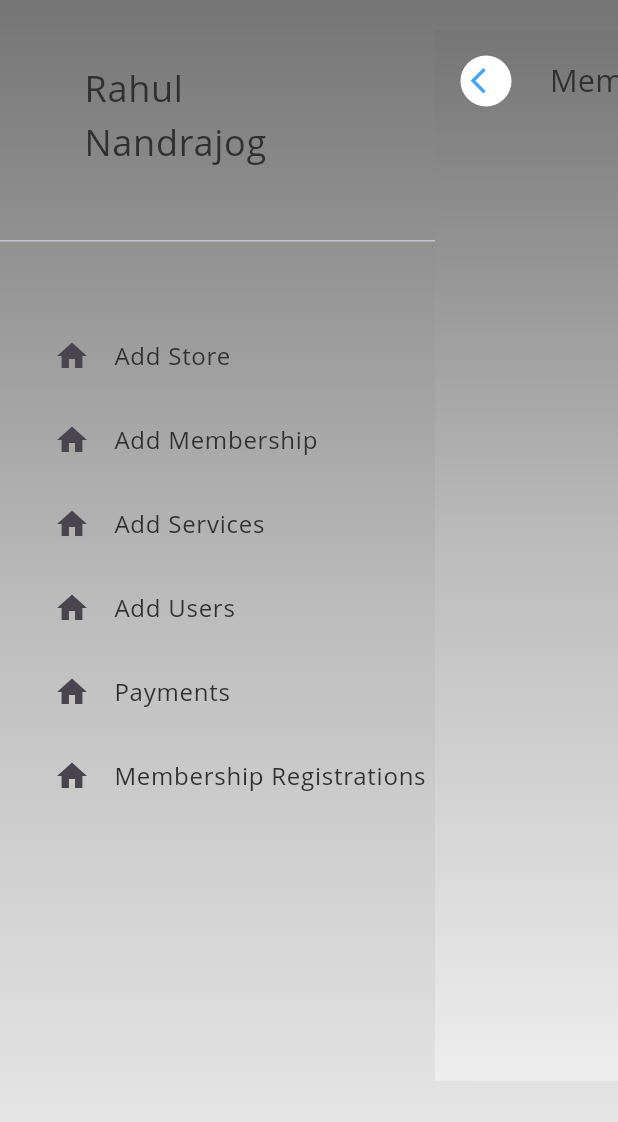
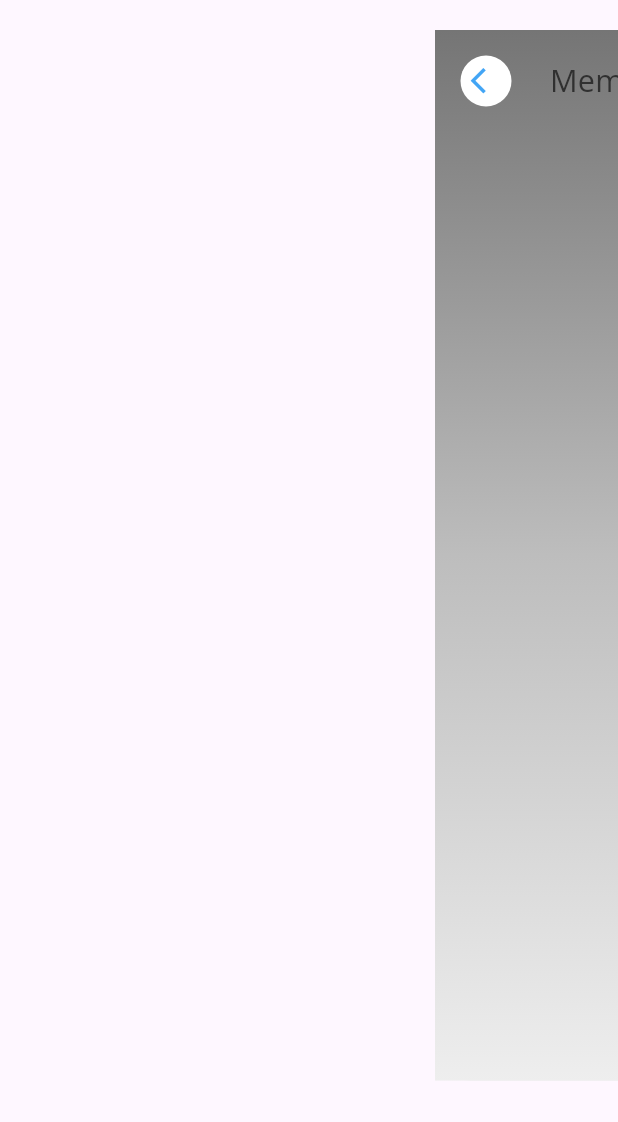
Before and after one commit to rahul2409/motorglaze-ui, a Flutter app: the screen it shows after launch, after a tap on the "menu" icon, on a phone screen of 412 x 824 dp. Shown: the top 1122 px of the screen. Run offline on Flutter 3.47's test engine with Material 2 defaults, Android fonts, the phone set to English and light mode, and no system bars; Roboto replaces fonts that are missing (Open Sans).

Commit message:
Font awesome added and drawer redefining started.

```diff
--- a/lib/screens/hidden_drawer.dart
+++ b/lib/screens/hidden_drawer.dart
@@ -14,8 +14,20 @@ class HiddenDrawer extends StatelessWidget {
     "Membership Registrations": "add_membership_registrations"
   };
   @override
-  Widget build(BuildContext context) {
-    if (session["privilege"] == "StoreOwner") {
+  Widget build(BuildContext context) => SingleChildScrollView(
+        child: Column(
+          children: [
+            buildDrawerItems(context),
+          ],
+        ),
+      );
+  Widget buildDrawerItems(BuildContext context) => Container();
+}
+
+
+/**
+ *
+ * if (session["privilege"] == "StoreOwner") {
       drawerNames.clear();
       drawerNames = {
         "Add Membership": "add_membership",
@@ -84,76 +96,4 @@ class HiddenDrawer extends StatelessWidget {
       ),
     );
   }
-}
-
-
-// ListView(padding: EdgeInsets.zero, children: [
-//             ListTile(
-//               title: Text(
-//                 'User Email',
-//                 style: customTextStyle(),
-//               ),
-//             ),
-//             SizedBox(
-//               height: 60,
-//             ),
-//             drawerListTile(
-//               'Home',
-//               context,
-//               '/add_store',
-//               const Icon(Icons.home),
-//             ),
-//             Container(
-//               width: 70,
-//               height: 1,
-//               color: Colors.grey[300],
-//             ),
-//             ListTile(
-//               leading: Icon(Icons.leaderboard_rounded),
-//               title: Text(
-//                 "Leaderboard",
-//                 style: customTextStyle(),
-//               ),
-//             ),
-//             Container(
-//               width: 70,
-//               height: 1,
-//               color: Colors.grey[300],
-//             ),
-//             ListTile(
-//               leading: Icon(Icons.comment),
-//               title: Text(
-//                 "About",
-//                 style: customTextStyle(),
-//               ),
-//             ),
-//             Container(
-//               width: 70,
-//               height: 1,
-//               color: Colors.grey[300],
-//             ),
-//             ListTile(
-//               leading: Icon(Icons.phone),
-//               title: Text(
-//                 "Contact",
-//                 style: customTextStyle(),
-//               ),
-//             ),
-//             Container(
-//               width: 70,
-//               height: 1,
-//               color: Colors.grey[300],
-//             ),
-//             SizedBox(
-//               height: 100,
-//             ),
-//             ListTile(
-//                 leading: CircleAvatar(
-//               radius: 30,
-//               backgroundColor: Colors.blue[900]!,
-//               child: Icon(
-//                 Icons.logout,
-//                 color: Colors.white,
-//               ),
-//             )),
-//           ]),
+ */
```
Also changed, not shown: lib/models/drawerItemModel.dart (added, +8 -0 lines), pubspec.yaml (+6 -1 lines), pubspec.lock.
